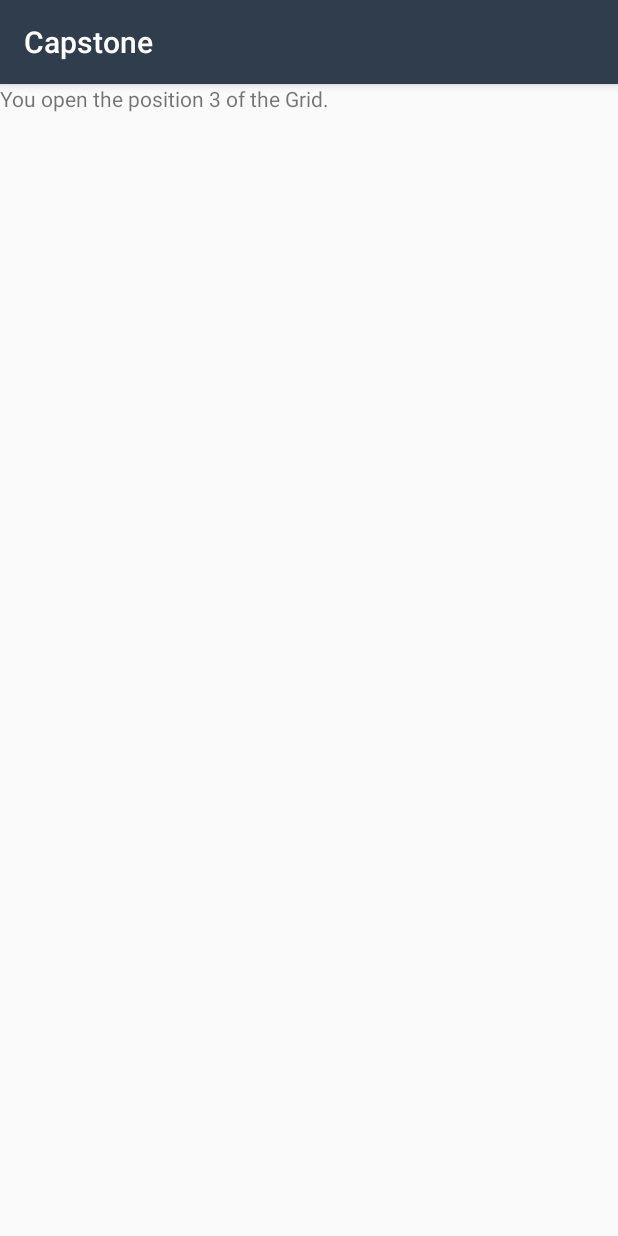
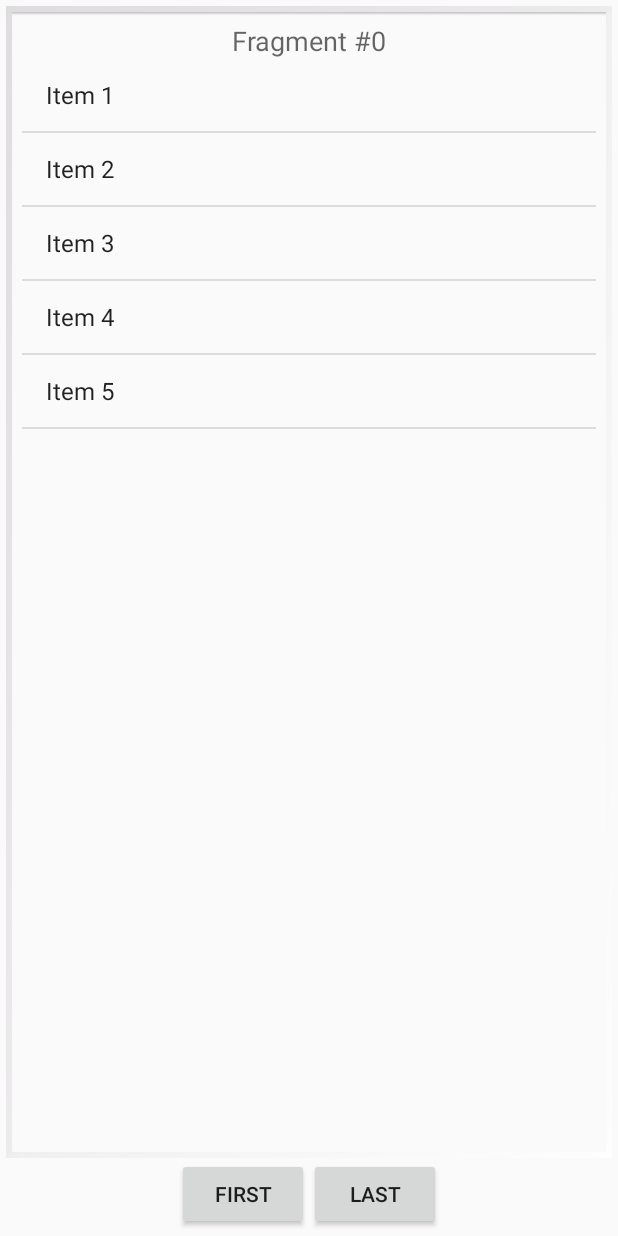
Before and after one commit to gustavoballeste/Capstone-Project, an Android app: the screen it shows after launch (QuizActivity before the commit, QuestionActivityFragment after it), after a tap on "Music", on a phone screen of 412 x 824 dp. Run offline under Robolectric (Android 15) with nearby library versions, the phone set to English and light mode, and no system bars.

Commit message:
Implement a pager template on QuestionActivity

```diff
--- a/app/src/main/AndroidManifest.xml
+++ b/app/src/main/AndroidManifest.xml
@@ -16,7 +16,8 @@
                 <category android:name="android.intent.category.LAUNCHER" />
             </intent-filter>
         </activity>
-        <activity android:name=".QuizActivity"></activity>
+        <activity android:name=".QuestionActivity"></activity>
+        <activity android:name=".QuestionActivityFragment"></activity>
     </application>
 
 </manifest>
--- a/app/src/main/java/com/gustavoballeste/capstone/MainActivity.java
+++ b/app/src/main/java/com/gustavoballeste/capstone/MainActivity.java
@@ -6,7 +6,6 @@ import android.support.v7.app.AppCompatActivity;
 import android.view.View;
 import android.widget.AdapterView;
 import android.widget.GridView;
-import android.widget.Toast;
 
 public class MainActivity extends AppCompatActivity {
 
@@ -23,7 +22,7 @@ public class MainActivity extends AppCompatActivity {
         grid.setOnItemClickListener(new AdapterView.OnItemClickListener() {
             public void onItemClick(AdapterView<?> parent, View v,
                                     int position, long id) {
-                Intent intent = new Intent(MainActivity.this, QuizActivity.class)
+                Intent intent = new Intent(MainActivity.this, QuestionActivityFragment.class)
                         .putExtra("position", position);
                 startActivity(intent);
 //                Toast.makeText(MainActivity.this, "" + position,
--- /dev/null
+++ b/app/src/main/java/com/gustavoballeste/capstone/QuestionActivityFragment.java
@@ -0,0 +1,125 @@
+package com.gustavoballeste.capstone;
+
+import android.os.Bundle;
+import android.support.v4.app.Fragment;
+import android.support.v4.app.FragmentActivity;
+import android.support.v4.app.FragmentManager;
+import android.support.v4.app.FragmentPagerAdapter;
+import android.support.v4.app.ListFragment;
+import android.support.v4.view.ViewPager;
+import android.util.Log;
+import android.view.LayoutInflater;
+import android.view.View;
+import android.view.ViewGroup;
+import android.widget.ArrayAdapter;
+import android.widget.Button;
+import android.widget.ListView;
+import android.widget.TextView;
+
+/**
+ * Created by gustavoballeste on 17/04/17.
+ */
+
+public class QuestionActivityFragment extends FragmentActivity {
+    static final int NUM_ITEMS = 10;
+
+    MyAdapter mAdapter;
+
+    ViewPager mPager;
+
+    @Override
+    protected void onCreate(Bundle savedInstanceState) {
+        super.onCreate(savedInstanceState);
+        setContentView(R.layout.fragment_pager);
+
+        mAdapter = new MyAdapter(getSupportFragmentManager());
+
+        mPager = (ViewPager)findViewById(R.id.pager);
+        mPager.setAdapter(mAdapter);
+
+        // Watch for button clicks.
+        Button button = (Button)findViewById(R.id.goto_first);
+        button.setOnClickListener(new View.OnClickListener() {
+            public void onClick(View v) {
+                mPager.setCurrentItem(0);
+            }
+        });
+        button = (Button)findViewById(R.id.goto_last);
+        button.setOnClickListener(new View.OnClickListener() {
+            public void onClick(View v) {
+                mPager.setCurrentItem(NUM_ITEMS-1);
+            }
+        });
+    }
+
+    public static class MyAdapter extends FragmentPagerAdapter {
+        public MyAdapter(FragmentManager fm) {
+            super(fm);
+        }
+
+        @Override
+        public int getCount() {
+            return NUM_ITEMS;
+        }
+
+        @Override
+        public Fragment getItem(int position) {
+            return ArrayListFragment.newInstance(position);
+        }
+    }
+
+    public static class ArrayListFragment extends ListFragment {
+        int mNum;
+
+        /**
+         * Create a new instance of CountingFragment, providing "num"
+         * as an argument.
+         */
+        static ArrayListFragment newInstance(int num) {
+            ArrayListFragment f = new ArrayListFragment();
+
+            // Supply num input as an argument.
+            Bundle args = new Bundle();
+            args.putInt("num", num);
+            f.setArguments(args);
+
+            return f;
+        }
+
+        /**
+         * When creating, retrieve this instance's number from its arguments.
+         */
+        @Override
+        public void onCreate(Bundle savedInstanceState) {
+            super.onCreate(savedInstanceState);
+            mNum = getArguments() != null ? getArguments().getInt("num") : 1;
+        }
+
+        /**
+         * The Fragment's UI is just a simple text view showing its
+         * instance number.
+         */
+        @Override
+        public View onCreateView(LayoutInflater inflater, ViewGroup container,
+                                 Bundle savedInstanceState) {
+            View v = inflater.inflate(R.layout.fragment_pager_list, container, false);
+            View tv = v.findViewById(R.id.text);
+            ((TextView)tv).setText("Fragment #" + mNum);
+            return v;
+        }
+
+        @Override
+        public void onActivityCreated(Bundle savedInstanceState) {
+            String[] item = {"Item 1", "Item 2", "Item 3", "Item 4", "Item 5"};
+            super.onActivityCreated(savedInstanceState);
+            setListAdapter(new ArrayAdapter<>(getActivity(),
+                    android.R.layout.simple_list_item_1, item)); //Incluir aqui um List<Question> de QuestionMock getQuestionMock()
+        }
+
+        @Override
+        public void onListItemClick(ListView l, View v, int position, long id) {
+            Log.i("FragmentList", "Item clicked: " + id);
+        }
+    }
+
+}
--- a/app/src/main/java/com/gustavoballeste/capstone/QuizActivity.java
+++ /dev/null
@@ -1,19 +0,0 @@
-package com.gustavoballeste.capstone;
-
-import android.support.v7.app.AppCompatActivity;
-import android.os.Bundle;
-import android.widget.TextView;
-
-public class QuizActivity extends AppCompatActivity {
-
-    @Override
-    protected void onCreate(Bundle savedInstanceState) {
-        super.onCreate(savedInstanceState);
-        setContentView(R.layout.activity_quiz);
-
-        Bundle extra = getIntent().getExtras();
-        int position = extra.getInt("position");
-        TextView textView = (TextView)findViewById(R.id.position_text_view);
-        textView.setText("You open the position "+position+" of the Grid.");
-    }
-}
--- a/app/src/main/res/layout/activity_quiz.xml
+++ /dev/null
@@ -1,13 +0,0 @@
-<?xml version="1.0" encoding="utf-8"?>
-<android.support.constraint.ConstraintLayout
-    xmlns:android="http://schemas.android.com/apk/res/android"
-    xmlns:tools="http://schemas.android.com/tools"
-    android:layout_width="match_parent"
-    android:layout_height="match_parent"
-    tools:context="com.gustavoballeste.capstone.QuizActivity">
-    <TextView
-        android:id="@+id/position_text_view"
-        android:layout_width="match_parent"
-        android:layout_height="match_parent"
-        android:text="This is the Quiz Activity!"/>
-</android.support.constraint.ConstraintLayout>
--- /dev/null
+++ b/app/src/main/res/layout/fragment_pager.xml
@@ -0,0 +1,39 @@
+<?xml version="1.0" encoding="utf-8"?>
+<LinearLayout
+    xmlns:android="http://schemas.android.com/apk/res/android"
+    xmlns:tools="http://schemas.android.com/tools"
+    android:orientation="vertical"
+    android:padding="4dip"
+    android:gravity="center_horizontal"
+    android:layout_width="match_parent"
+    android:layout_height="match_parent"
+    tools:context=".QuestionActivityFragment">
+
+    <android.support.v4.view.ViewPager
+        android:id="@+id/pager"
+        android:layout_width="match_parent"
+        android:layout_height="0px"
+        android:layout_weight="1">
+    </android.support.v4.view.ViewPager>
+
+    <LinearLayout
+        android:orientation="horizontal"
+        android:gravity="center"
+        android:measureWithLargestChild="true"
+        android:layout_width="match_parent"
+        android:layout_height="wrap_content"
+        android:layout_weight="0">
+        <Button
+            android:id="@+id/goto_first"
+            android:layout_width="wrap_content"
+            android:layout_height="wrap_content"
+            android:text="First">
+        </Button>
+        <Button
+            android:id="@+id/goto_last"
+            android:layout_width="wrap_content"
+            android:layout_height="wrap_content"
+            android:text="Last">
+        </Button>
+    </LinearLayout>
+</LinearLayout>
--- /dev/null
+++ b/app/src/main/res/layout/fragment_pager_list.xml
@@ -0,0 +1,37 @@
+<?xml version="1.0" encoding="utf-8"?>
+<LinearLayout xmlns:android="http://schemas.android.com/apk/res/android"
+    android:orientation="vertical"
+    android:layout_width="match_parent"
+    android:layout_height="match_parent"
+    android:background="@android:drawable/gallery_thumb">
+
+    <TextView android:id="@+id/text"
+        android:layout_width="match_parent" android:layout_height="wrap_content"
+        android:gravity="center_vertical|center_horizontal"
+        android:textAppearance="?android:attr/textAppearanceMedium"
+        android:text=" Hello fragment_pager_list"/>
+
+    <!-- The frame layout is here since we will be showing either
+    the empty view or the list view.  -->
+    <FrameLayout
+        android:layout_width="match_parent"
+        android:layout_height="0dip"
+        android:layout_weight="1" >
+        <!-- Here is the list. Since we are using a ListActivity, we
+             have to call it "@android:id/list" so ListActivity will
+             find it -->
+        <ListView android:id="@android:id/list"
+            android:layout_width="match_parent"
+            android:layout_height="match_parent"
+            android:drawSelectorOnTop="false"/>
+
+        <!-- Here is the view to show if the list is emtpy -->
+        <TextView android:id="@android:id/empty"
+            android:layout_width="match_parent"
+            android:layout_height="match_parent"
+            android:textAppearance="?android:attr/textAppearanceMedium"
+            android:text="No items."/>
+
+    </FrameLayout>
+
+</LinearLayout>
```
Also changed, not shown: app/src/main/java/com/gustavoballeste/capstone/Mock/QuestionMock.java (added, +32 -0 lines), app/src/main/java/com/gustavoballeste/capstone/QuestionActivity.java (added, +19 -0 lines), app/src/main/java/com/gustavoballeste/capstone/model/Question.java (added, +39 -0 lines), app/src/main/java/com/gustavoballeste/capstone/model/Result.java (added, +18 -0 lines), app/src/main/res/layout/activity_question.xml (added, +17 -0 lines), 1 other file.
